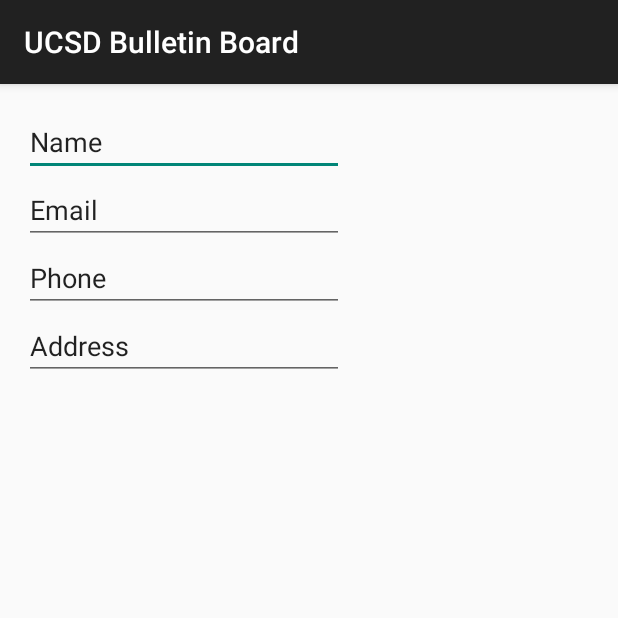
After one commit to Coolest101Group/UCSDBulletinBoard, an Android app: the Profile screen opened directly, with no data from a screen before it, on a phone screen of 412 x 824 dp, the top half of it. The commit adds this screen. Run offline under Robolectric (Android 15) with nearby library versions, the phone set to English and light mode, and no system bars.

Commit message:
added a profile page on setting

```diff
--- a/app/build.gradle
+++ b/app/build.gradle
@@ -21,7 +21,8 @@
 
 dependencies {
     compile fileTree(include: ['*.jar'], dir: 'libs')
+    testCompile 'junit:junit:4.12'
+    //  compile 'com.firebase:firebase-client-android:2.4.0+'
     compile 'com.android.support:appcompat-v7:23.0.1'
-    testCompile 'junit:junit:4.12'
-  //  compile 'com.firebase:firebase-client-android:2.4.0+'
+    compile 'com.android.support:design:23.0.1'
 }
--- a/app/src/main/AndroidManifest.xml
+++ b/app/src/main/AndroidManifest.xml
@@ -15,9 +15,7 @@
     <uses-permission android:name="android.permission.GET_ACCOUNTS" />
     <uses-permission android:name="android.permission.READ_PROFILE" />
     <uses-permission android:name="android.permission.READ_CONTACTS" />
-
     <uses-permission android:name="android.permission.READ_CALL_LOG" />
-
 
     <application
         android:allowBackup="true"
@@ -44,6 +42,8 @@
             android:name=".CreateAccountAct"
             android:label="Create Account" >
         </activity>
+        <activity android:name=".Profile" >
+        </activity>
     </application>
 
 </manifest>
--- a/app/src/main/java/com/apress/gerber/ucsdbulletinboard/MainActivity.java
+++ b/app/src/main/java/com/apress/gerber/ucsdbulletinboard/MainActivity.java
@@ -169,6 +169,10 @@
                 break;
             case R.id.action_settings:
                 break;
+            case R.id.activity_profile:
+                Intent intent2 = new Intent(this, Profile.class);
+                this.startActivity(intent2);
+                break;
             default:
                 return super.onOptionsItemSelected(item);
 
--- /dev/null
+++ b/app/src/main/java/com/apress/gerber/ucsdbulletinboard/Profile.java
@@ -0,0 +1,13 @@
+package com.apress.gerber.ucsdbulletinboard;
+
+import android.support.v7.app.AppCompatActivity;
+import android.os.Bundle;
+
+public class Profile extends AppCompatActivity {
+
+    @Override
+    protected void onCreate(Bundle savedInstanceState) {
+        super.onCreate(savedInstanceState);
+        setContentView(R.layout.activity_profile);
+    }
+}
--- /dev/null
+++ b/app/src/main/res/layout/activity_profile.xml
@@ -0,0 +1,53 @@
+<?xml version="1.0" encoding="utf-8"?>
+<RelativeLayout xmlns:android="http://schemas.android.com/apk/res/android"
+    xmlns:tools="http://schemas.android.com/tools" android:layout_width="match_parent"
+    android:layout_height="match_parent" android:paddingLeft="@dimen/activity_horizontal_margin"
+    android:paddingRight="@dimen/activity_horizontal_margin"
+    android:paddingTop="@dimen/activity_vertical_margin"
+    android:paddingBottom="@dimen/activity_vertical_margin"
+    tools:context="com.apress.gerber.ucsdbulletinboard.Profile">
+
+    <EditText
+        android:layout_width="wrap_content"
+        android:layout_height="wrap_content"
+        android:inputType="textPersonName"
+        android:text="@string/profile_name"
+        android:ems="10"
+        android:id="@+id/name"
+        android:layout_alignParentTop="true"
+        android:layout_alignParentLeft="true"
+        android:layout_alignParentStart="true" />
+
+    <EditText
+        android:layout_width="wrap_content"
+        android:layout_height="wrap_content"
+        android:inputType="textEmailAddress"
+        android:ems="10"
+        android:id="@+id/email"
+        android:text="@string/profile_email"
+        android:layout_below="@+id/name"
+        android:layout_alignParentLeft="true"
+        android:layout_alignParentStart="true" />
+
+    <EditText
+        android:layout_width="wrap_content"
+        android:layout_height="wrap_content"
+        android:inputType="phone"
+        android:ems="10"
+        android:id="@+id/phone"
+        android:text="@string/profile_phone"
+        android:layout_below="@+id/email"
+        android:layout_alignParentLeft="true"
+        android:layout_alignParentStart="true" />
+
+    <EditText
+        android:layout_width="wrap_content"
+        android:layout_height="wrap_content"
+        android:inputType="textPostalAddress"
+        android:ems="10"
+        android:id="@+id/address"
+        android:text="@string/profile_address"
+        android:layout_below="@+id/phone"
+        android:layout_alignParentLeft="true"
+        android:layout_alignParentStart="true" />
+</RelativeLayout>
--- a/app/src/main/res/menu/menu_main.xml
+++ b/app/src/main/res/menu/menu_main.xml
@@ -10,4 +10,7 @@
 
     <item android:id="@+id/create_event"
           android:title="+"/>
+
+    <item android:id="@+id/activity_profile"
+          android:title="Profile"/>
 </menu>
--- a/app/src/main/res/values/dimens.xml
+++ b/app/src/main/res/values/dimens.xml
@@ -2,4 +2,5 @@
     <!-- Default screen margins, per the Android Design guidelines. -->
     <dimen name="activity_horizontal_margin">16dp</dimen>
     <dimen name="activity_vertical_margin">16dp</dimen>
+    <dimen name="fab_margin">16dp</dimen>
 </resources>
--- a/app/src/main/res/values/strings.xml
+++ b/app/src/main/res/values/strings.xml
@@ -12,4 +12,9 @@
     <string name="create_new_event">Create New Event</string>
     <string name="pick_time">Click to Pick a Time</string>
     <string name="pick_date">Click to Pick a Date</string>
+    <string name="title_activity_profile">Profile</string>
+    <string name="profile_name">Name</string>
+    <string name="profile_email">Email</string>
+    <string name="profile_phone">Phone</string>
+    <string name="profile_address">Address</string>
 </resources>
--- a/app/src/main/res/values/styles.xml
+++ b/app/src/main/res/values/styles.xml
@@ -4,5 +4,11 @@
     <style name="AppTheme" parent="Theme.AppCompat.Light.DarkActionBar">
         <!-- Customize your theme here. -->
     </style>
+    <style name="AppTheme.NoActionBar">
+        <item name="windowActionBar">false</item>
+        <item name="windowNoTitle">true</item>
+    </style>
+    <style name="AppTheme.AppBarOverlay" parent="ThemeOverlay.AppCompat.Dark.ActionBar" />
+    <style name="AppTheme.PopupOverlay" parent="ThemeOverlay.AppCompat.Light" />
 
 </resources>
```
Also changed, not shown: app/src/main/res/layout/content_profile.xml (added, +13 -0 lines), app/src/main/res/values-v21/styles.xml (added, +8 -0 lines), 1 other file.
